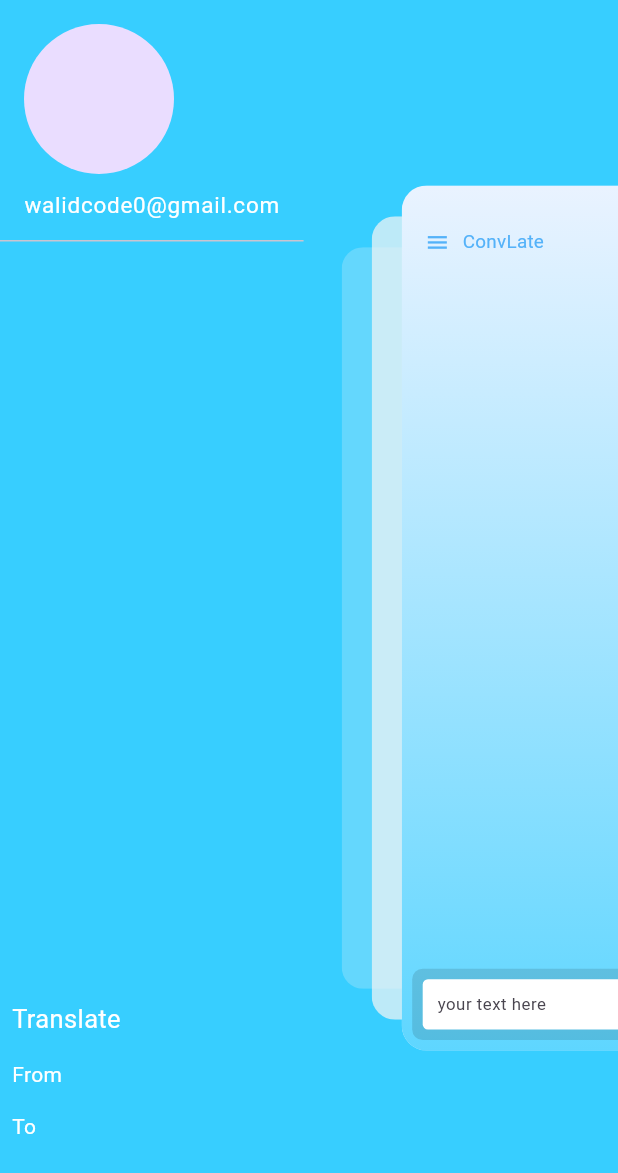
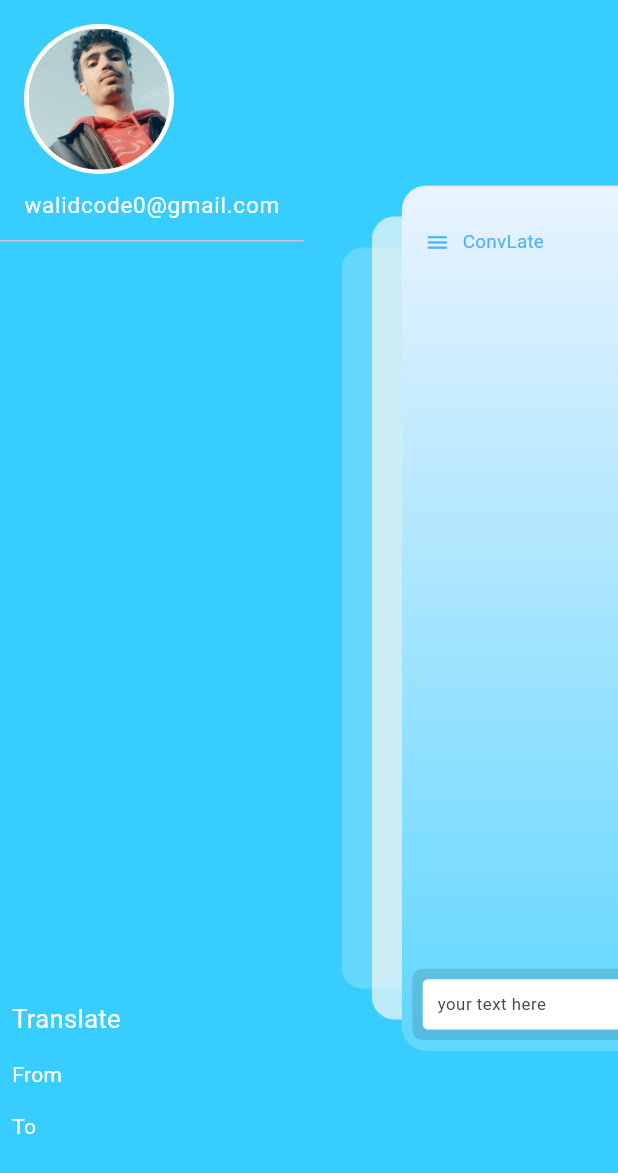
Before and after one commit to wildflu/translate_app, a Flutter app: the screen it shows after launch, after a tap on the "menu" icon, on a phone screen of 412 x 824 dp. Shown: the top 1173 px of the screen. Run offline on Flutter 3.47's test engine with Material 3 defaults, Android fonts, the phone set to English and light mode, and no system bars; drawn by our look-alikes of flutter_zoom_drawer; our stand-ins replace chat_bubbles, gap, get, image_picker, loading_indicator, speech_to_text; missing offline and left inert: google_ml_kit, simple_ripple_animation; network calls fail.

Commit message:
close project for now

```diff
--- a/lib/main.dart
+++ b/lib/main.dart
@@ -8,6 +8,7 @@ import 'package:translateapp/presontation/pages/app.dart';
 void main() {
   runApp(
     const GetMaterialApp(
+      debugShowCheckedModeBanner: false,
       home: TranslateApp(),
       title: "MyApp",
     )
--- a/lib/presontation/components/app_drawer.dart
+++ b/lib/presontation/components/app_drawer.dart
@@ -2,10 +2,8 @@
 
 
 import 'package:flutter/material.dart';
-import 'package:flutter/widgets.dart';
 import 'package:gap/gap.dart';
 import 'package:get/get.dart';
-import 'package:translateapp/controller/sql_controller/db_controller.dart';
 import 'package:translateapp/controller/translate_controller/translate_controller.dart';
 import 'package:translateapp/presontation/components/langs_list_component.dart';
 import 'package:translateapp/presontation/pages/home_page.dart';
@@ -23,13 +21,23 @@ class AppDrawer extends StatelessWidget {
           crossAxisAlignment: CrossAxisAlignment.start,
           mainAxisAlignment: MainAxisAlignment.spaceBetween,
           children: [
-            const DrawerHeader(
+            DrawerHeader(
               child: Column(
                 crossAxisAlignment: CrossAxisAlignment.start,
                 children: [
-                  CircleAvatar(radius: 50,),
-                  Gap(10),
-                  Text("walidcode0@gmail.com", style: TextStyle(fontSize: 15, color: Colors.white),)
+                  CircleAvatar(
+                    radius: 50,
+                    backgroundColor: Colors.white,
+                    child: Padding(
+                      padding: const EdgeInsets.all(3),
+                      child: ClipRRect(
+                        borderRadius: BorderRadius.circular(50),
+                        child: Image.asset('assets/profile.jpg'),
+                      ),
+                    ),
+                  ),
+                  const Gap(10),
+                  const Text("walidcode0@gmail.com", style: TextStyle(fontSize: 15, color: Colors.white),)
                 ],
               ),
             ),
--- a/lib/presontation/pages/home_page.dart
+++ b/lib/presontation/pages/home_page.dart
@@ -198,7 +198,7 @@ class HomePageMain extends StatelessWidget {
                     }, icon: const Icon(Icons.menu), color: const Color(0xFF54B2F9),),
                     const Expanded(child: Text("ConvLate", style: TextStyle(fontSize: 18, color: Color(0xFF54B2F9)),)),
                     IconButton(onPressed: (){
-                      Get.reload();
+                      controller.startNewChat();
                     }, icon: const Icon(Icons.new_releases_outlined), color: const Color(0xFF54B2F9),)
                   ],
                 ),
--- a/pubspec.yaml
+++ b/pubspec.yaml
@@ -71,9 +71,8 @@ flutter:
   uses-material-design: true
 
   # To add assets to your application, add an assets section, like this:
-  # assets:
-  #   - images/a_dot_burr.jpeg
-  #   - images/a_dot_ham.jpeg
+  assets:
+    - assets/
 
   # An image asset can refer to one or more resolution-specific "variants", see
   # https://flutter.dev/assets-and-images/#resolution-aware
```
Also changed, not shown: lib/controller/sql_controller/db_controller.dart (+6 -4 lines), lib/controller/translate_controller/translate_controller.dart (+7 -2 lines), assets/profile.jpg (added).
